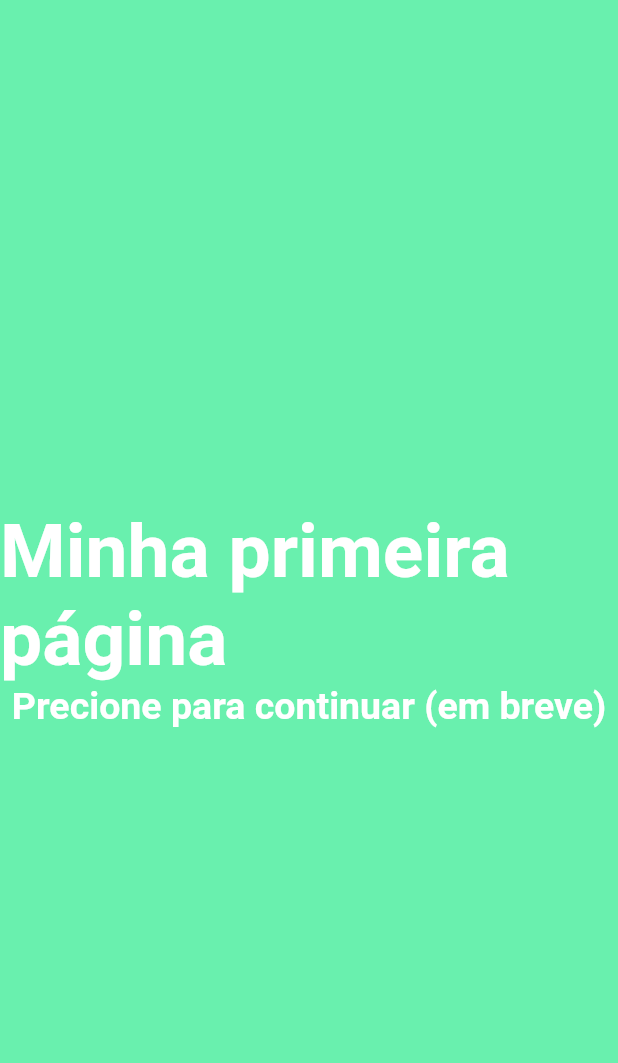
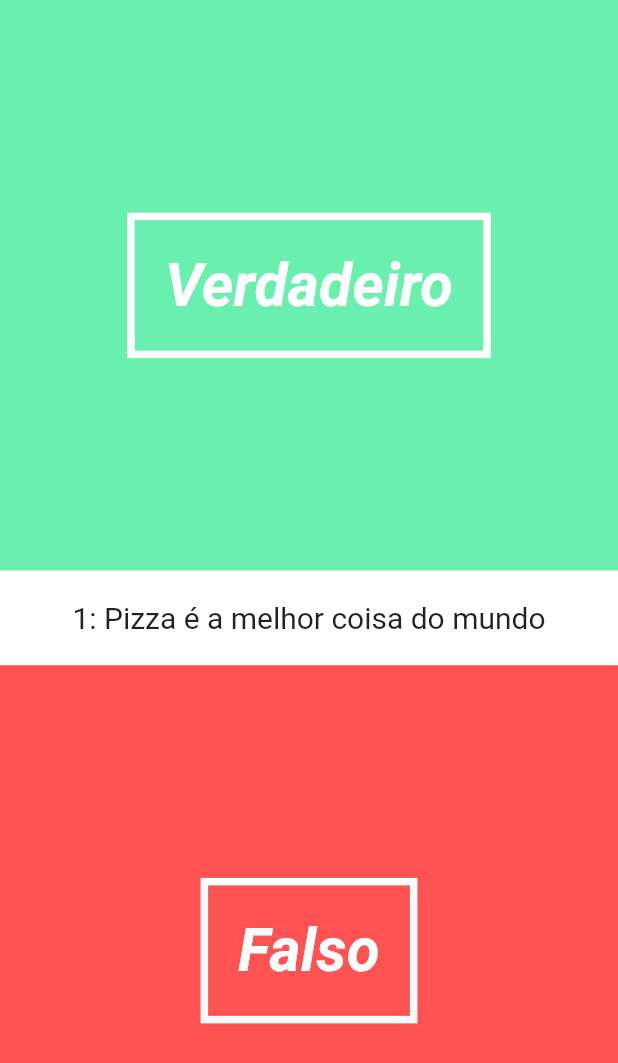
Before and after one commit to hjJunior/Quiz-app-in-flutter, a Flutter app: the screen it shows after launch, on a phone screen of 412 x 824 dp. Shown: the top 1063 px of the screen. Run offline on Flutter 3.47's test engine with Material 2 defaults, Android fonts, the phone set to English and light mode, and no system bars.

Commit message:
Criando a primeira página, adicionando os botões, utilizando a reutilização de components, e criado animação

```diff
--- /dev/null
+++ b/project/lib/UI/botao_resposta.dart
@@ -0,0 +1,32 @@
+import 'package:flutter/material.dart';
+
+
+class BotaoResposta extends StatelessWidget {
+
+  final bool _resposta;
+  final VoidCallback _onTap;
+
+  BotaoResposta(this._resposta, this._onTap);
+
+  @override
+  Widget build(BuildContext context) {
+    return new Expanded(
+      child: new Material( // Botão negativo
+      color: _resposta == false ? Colors.redAccent : Colors.greenAccent,
+      child: new InkWell(
+        onTap: () => _onTap(),
+        child: new Center(
+          child: new Container(
+            decoration: new BoxDecoration(
+              border: new Border.all(color: Colors.white, width: 5.0)
+            ),
+            padding: new EdgeInsets.all(20.0),
+            child: new Text(_resposta == false ? "Falso" : "Verdadeiro",
+              style: new TextStyle(color: Colors.white, fontSize: 40.0, fontStyle: FontStyle.italic, fontWeight: FontWeight.bold)),
+          ),
+        ),
+      ),
+    ),
+    );
+  }
+}
--- /dev/null
+++ b/project/lib/UI/pergunta_titulo.dart
@@ -0,0 +1,41 @@
+import 'package:flutter/material.dart';
+
+class PerguntaTitulo extends StatefulWidget {
+
+  final String _pergunta;
+  final int _numeroPergunta;
+
+  PerguntaTitulo(this._pergunta, this._numeroPergunta);
+
+  @override
+  State createState() => new PerguntaTituloState();
+}
+
+class PerguntaTituloState extends State<PerguntaTitulo> with SingleTickerProviderStateMixin {
+
+  Animation<double> _fontSizeAnimation;
+  AnimationController _fontSizeAnimationController;
+
+  @override
+  void initState() {
+    super.initState();
+    _fontSizeAnimationController = new AnimationController(duration: new Duration(milliseconds: 500), vsync: this);
+    _fontSizeAnimation = new CurvedAnimation(parent: _fontSizeAnimationController, curve: Curves.ease);
+    _fontSizeAnimation.addListener(() => this.setState(() {}));
+    _fontSizeAnimationController.forward();
+  }
+
+  @override
+  Widget build(BuildContext context) {
+    return new Material(
+      color: Colors.white,
+      child: new Padding(
+        padding: new EdgeInsets.symmetric(vertical: 20.0, horizontal: 4.0),
+        child: new Center(
+          child: new Text(widget._numeroPergunta.toString() + ": " + widget._pergunta,
+            style: new TextStyle(fontSize: (_fontSizeAnimation.value != null) ? _fontSizeAnimation.value * 20 : 15.0),),
+        ),
+      )
+    );
+  }
+}
--- a/project/lib/main.dart
+++ b/project/lib/main.dart
@@ -1,9 +1,10 @@
 import 'package:flutter/material.dart';
 
 import './pages/landing.dart';
+import './pages/quiz_page.dart';
 
 void main(){
   runApp(new MaterialApp(
-    home: new Landing(),
+    home: new QuizPage(),
   ));
 }
--- /dev/null
+++ b/project/lib/pages/quiz_page.dart
@@ -0,0 +1,28 @@
+import 'package:flutter/material.dart';
+import '../utils/pergunta.dart';
+import '../utils/quiz.dart';
+import '../UI/botao_resposta.dart';
+import '../UI/pergunta_titulo.dart';
+
+class QuizPage extends StatefulWidget {
+  @override
+  State createState() => new QuizPageState();
+
+}
+
+class QuizPageState extends State<QuizPage> {
+  @override
+  Widget build(BuildContext context){
+    return new Stack(
+      children: <Widget>[
+        new Column( // Esta e nossa pagina principal
+          children: <Widget>[
+            new BotaoResposta(true, () => print("True")),
+            new PerguntaTitulo("Pizza é a melhor coisa do mundo", 1),
+            new BotaoResposta(false, () => print("False"))
+          ],
+        )
+      ],
+    );
+  }
+}
--- /dev/null
+++ b/project/lib/utils/pergunta.dart
@@ -0,0 +1,6 @@
+class Pergunta {
+  final String pergunta;
+  final bool resposta;
+
+  Pergunta(this.pergunta, this.resposta);
+}
--- /dev/null
+++ b/project/lib/utils/quiz.dart
@@ -0,0 +1,31 @@
+import './pergunta.dart';
+
+class Quiz {
+  List<Pergunta> _perguntas;
+  int _perguntaAtualIndex = -1;
+  int _placar = 0;
+
+  Quiz(this._perguntas) {
+    _perguntas.shuffle(); // Muda a ordem do array
+  }
+
+  // Getters
+  List<Pergunta> get perguntas => _perguntas;
+  int get length => _perguntas.length;
+  int get numeroPergunta => _perguntaAtualIndex+1;
+  int get placar => _placar;
+
+  Pergunta get proximaPergunta {
+    // Avançar o indice da pergunta atual
+    _perguntaAtualIndex++;
+    // Caso o indice seja maior que o tanto de perguntas retornar q não existe a proxima pergunta
+    if (_perguntaAtualIndex >= length) return null;
+    // Caso contrario, retornar a proxima pergunta
+    return _perguntas[_perguntaAtualIndex];
+  }
+
+  void responder (bool estaCorreto) {
+    // Caso a pergunta estiver correta aumentar o placar...
+    if (estaCorreto) _placar++;
+  }
+}
```
